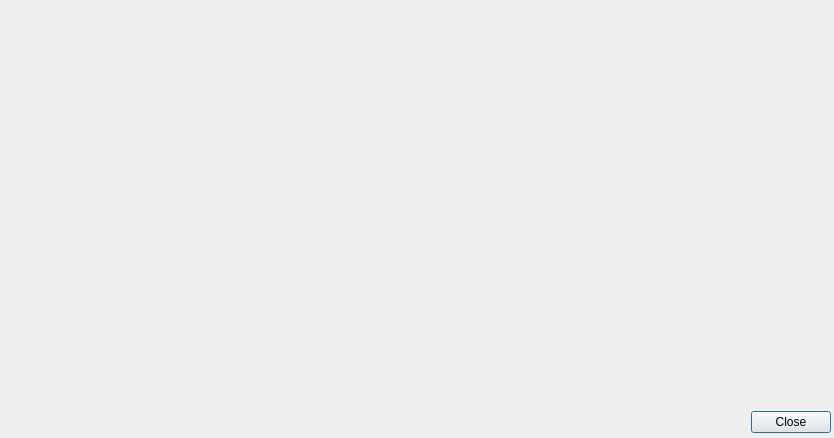
First picture: the form in ui/queue_dialog.ui, repository fubarwrangler/atlassim, before the edit.
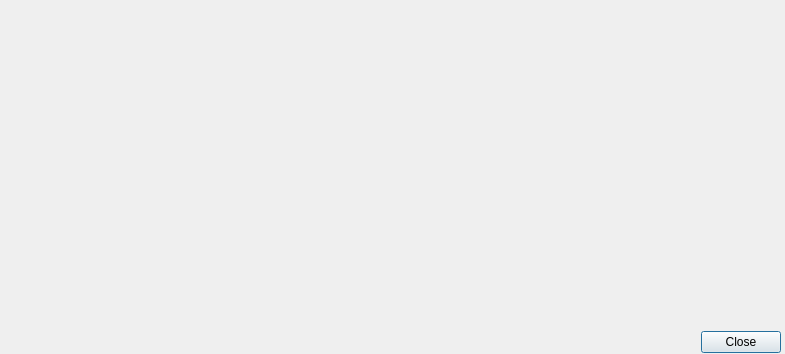
Second picture: the form after the edit.

Commit message: Split layout-generation code into module

What changed in the file:
```diff
--- a/ui/queue_dialog.ui
+++ b/ui/queue_dialog.ui
@@ -9,8 +9,8 @@
    <rect>
     <x>0</x>
     <y>0</y>
-    <width>834</width>
-    <height>438</height>
+    <width>785</width>
+    <height>354</height>
    </rect>
   </property>
   <property name="windowTitle">
@@ -22,8 +22,8 @@
   <widget class="QDialogButtonBox" name="closeButton">
    <property name="geometry">
     <rect>
-     <x>740</x>
-     <y>410</y>
+     <x>690</x>
+     <y>330</y>
      <width>91</width>
      <height>25</height>
     </rect>
@@ -37,8 +37,8 @@
     <rect>
      <x>10</x>
      <y>10</y>
-     <width>811</width>
-     <height>391</height>
+     <width>761</width>
+     <height>311</height>
     </rect>
    </property>
    <layout class="QHBoxLayout" name="slidersLayout"/>
```
The commit also changes 4 other files.
